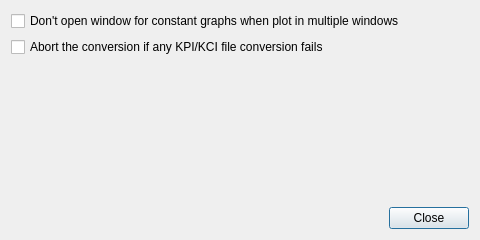
Before: the Qt Designer form VisualStatistics/OptionsDialog.ui in kery/MacVisTat, drawn with Qt 5.
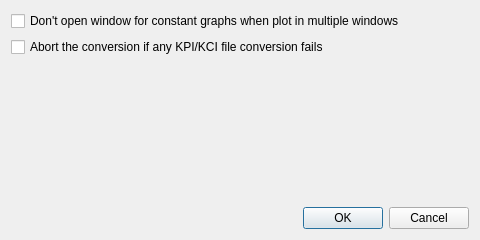
After: the same form once the commit is applied.

Commit message: Save settings only when "Ok" button is clicked.

Patch:
```diff
--- a/VisualStatistics/OptionsDialog.ui
+++ b/VisualStatistics/OptionsDialog.ui
@@ -47,7 +47,7 @@
       <enum>Qt::Horizontal</enum>
      </property>
      <property name="standardButtons">
-      <set>QDialogButtonBox::Close</set>
+      <set>QDialogButtonBox::Cancel|QDialogButtonBox::Ok</set>
      </property>
     </widget>
    </item>
```
The commit also changes 2 other files.
